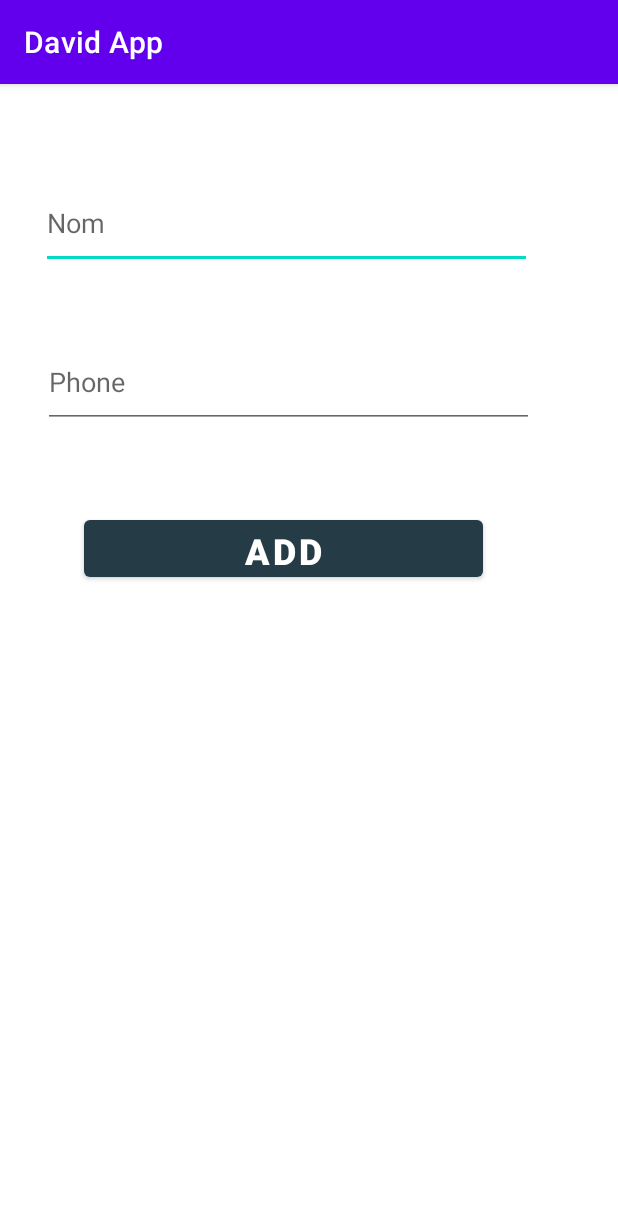
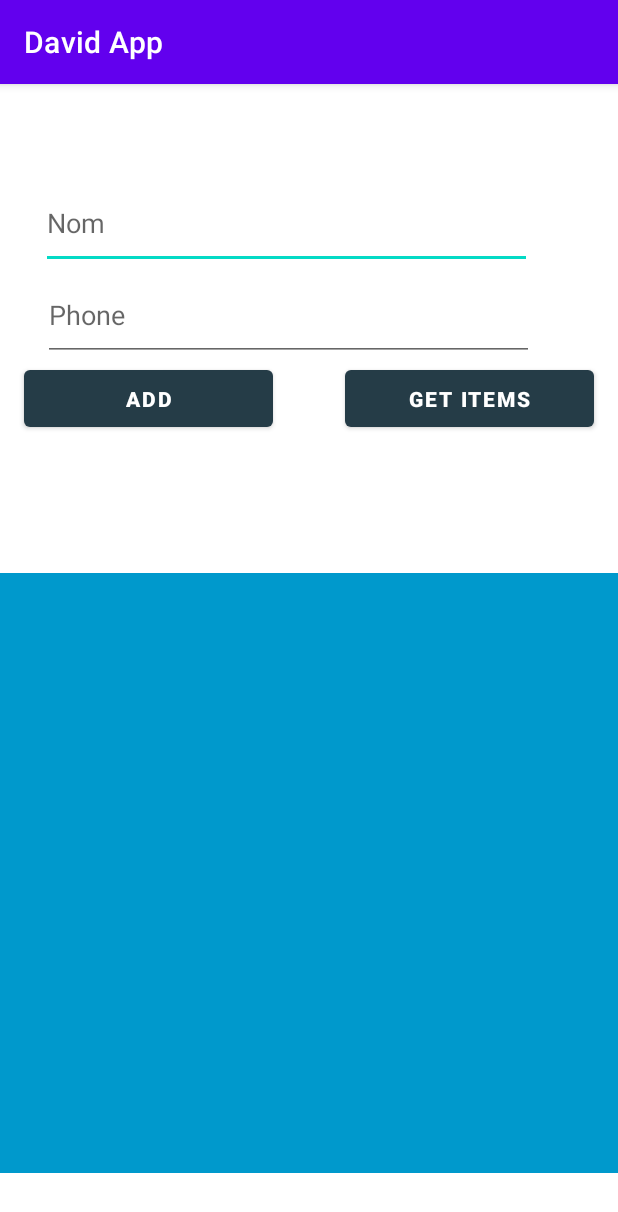
Before and after one commit to davidDev12/David_App, an Android app: the BaseActivity screen opened directly, with no data from a screen before it, after a tap on "ADD", on a phone screen of 412 x 824 dp. Shown: the top 1212 px of the screen. Run offline under Robolectric (Android 15) with nearby library versions, the phone set to English and light mode, and no system bars; our stand-ins replace Firebase (no records; nobody signed in at launch, a user with empty details on screens opened directly).

```diff
--- a/app/build.gradle
+++ b/app/build.gradle
@@ -12,7 +12,7 @@ android {
 
     defaultConfig {
         applicationId "com.example.davidapp"
-        minSdkVersion 23
+        minSdkVersion 26
         targetSdkVersion 30
         versionCode 1
         versionName "1.0"
--- a/app/src/main/java/com/example/davidapp/BaseActivity.java
+++ b/app/src/main/java/com/example/davidapp/BaseActivity.java
@@ -6,35 +6,64 @@ import androidx.appcompat.app.AppCompatActivity;
 import android.os.Bundle;
 import android.util.Log;
 import android.view.View;
+import android.widget.ArrayAdapter;
 import android.widget.Button;
 import android.widget.EditText;
+import android.widget.ListAdapter;
+import android.widget.ListView;
 
 import com.google.android.gms.tasks.OnFailureListener;
 import com.google.android.gms.tasks.OnSuccessListener;
 import com.google.firebase.firestore.DocumentReference;
 import com.google.firebase.firestore.FirebaseFirestore;
 
+import java.util.ArrayList;
 import java.util.HashMap;
+import java.util.List;
 import java.util.Map;
 
 public class BaseActivity extends AppCompatActivity {
-    private static final String TAG ="DocSnippets" ;
+    private static final String TAG = "DocSnippets";
 
     Button add;
-    EditText txtname,txtphone;
+    Button show;
+    ListView listView;
+    EditText txtName, txtPhone;
     MyDatabase myDatabase;
+    ArrayList<Item> items;
+    ArrayList<String> itemStrings;
+    mCustomAdapter itemsAdapter;
+    ArrayAdapter<String> arrayAdapter;
+
     @Override
     protected void onCreate(Bundle savedInstanceState) {
         super.onCreate(savedInstanceState);
         setContentView(R.layout.activity_base);
-        add=findViewById(R.id.btnAdd);
-        txtname=findViewById(R.id.name);
-        txtphone=findViewById(R.id.phone);
+        add = findViewById(R.id.btnAdd);
+        show = findViewById(R.id.btnShow);
+        listView = findViewById(R.id.fbListView);
+        txtName = findViewById(R.id.name);
+        txtPhone = findViewById(R.id.phone);
         add.setOnClickListener(new View.OnClickListener() {
             @Override
             public void onClick(View v) {
-                myDatabase=new MyDatabase();
-                myDatabase.addItems();
+                myDatabase = new MyDatabase();
+                final Item item = new Item(txtName.getText().toString(), txtPhone.getText().toString(), "mDavid/Contacts/pictures/Khalti.jpeg");
+                myDatabase.addItems(item);
+            }
+        });
+        show.setOnClickListener(new View.OnClickListener() {
+            @Override
+            public void onClick(View v) {
+                myDatabase = new MyDatabase();
+                items = new ArrayList<>();
+                itemStrings = new ArrayList<>();
+                items = myDatabase.getItems();
+                itemStrings.add("Noon");
+                items.forEach(item -> itemStrings.add(item.name));
+                //itemsAdapter = new mCustomAdapter(items, BaseActivity.this);
+                arrayAdapter = new ArrayAdapter<String>(BaseActivity.this, android.R.layout.simple_list_item_1, itemStrings);
+                listView.setAdapter(arrayAdapter);
             }
         });
     }
--- a/app/src/main/java/com/example/davidapp/Item.java
+++ b/app/src/main/java/com/example/davidapp/Item.java
@@ -3,18 +3,39 @@ package com.example.davidapp;
 import android.content.Context;
 import android.media.Image;
 
+import com.google.firebase.firestore.DocumentSnapshot;
+
+import java.util.HashMap;
+import java.util.Map;
+import java.util.Objects;
+
 public class Item {
+    public String id;
     public String name;
     public String phone;
-    public Image image;
-    public Item(String nom, String phone) {
-        this.name = nom;
+    public String image;
+    public Item(String name, String phone) {
+        this.name = name;
         this.phone = phone;
     }
 
-    public Item(String nom, String phone,Image image) {
-        this.name = nom;
+    public Item(String name, String phone,String image) {
+        this.name = name;
         this.phone = phone;
         this.image=image;
     }
+
+    public Item(DocumentSnapshot documentSnapshot) {
+        this.id=documentSnapshot.getId();
+        this.name = Objects.requireNonNull(documentSnapshot.get("name")).toString();
+        this.phone = Objects.requireNonNull(documentSnapshot.get("phone")).toString();;
+        this.image = Objects.requireNonNull(documentSnapshot.get("image")).toString();;
+    }
+    public Map<String,Object> toMap(){
+        HashMap<String,Object> mMap = new HashMap<>();
+            mMap.put("name",name);
+            mMap.put("phone",phone);
+            mMap.put("image",image);
+        return mMap;
+    }
 }
--- a/app/src/main/java/com/example/davidapp/MyDatabase.java
+++ b/app/src/main/java/com/example/davidapp/MyDatabase.java
@@ -8,72 +8,60 @@ import com.google.android.gms.tasks.OnCompleteListener;
 import com.google.android.gms.tasks.OnFailureListener;
 import com.google.android.gms.tasks.OnSuccessListener;
 import com.google.android.gms.tasks.Task;
+import com.google.firebase.firestore.CollectionReference;
 import com.google.firebase.firestore.DocumentReference;
 import com.google.firebase.firestore.DocumentSnapshot;
 import com.google.firebase.firestore.FirebaseFirestore;
-import com.google.firebase.firestore.Source;
+import com.google.firebase.firestore.QueryDocumentSnapshot;
+import com.google.firebase.firestore.QuerySnapshot;
 
+import java.util.ArrayList;
 import java.util.HashMap;
+import java.util.List;
 import java.util.Map;
 
 
 class MyDatabase {
     FirebaseFirestore db = FirebaseFirestore.getInstance();
-    public final String TAG = "David";
+    public static String userId = "OjbxAtIbd53GVHtnhnVW";
+    public final String TAG = "§§§$$ // Firebase";
+    public CollectionReference collectionReferenceContacts = db.collection("users").document(userId).collection("contacts");
+    public DocumentReference docRef = db.collection("cities").document("SF");
 
-    public void addItems() {
-        Map<String, Object> user = new HashMap<>();
-        user.put("name", "txtname");
-        user.put("phone", "txtphone");
-        db.collection("user").add(user).addOnSuccessListener(new OnSuccessListener<DocumentReference>() {
-            @Override
-            public void onSuccess(DocumentReference documentReference) {
-                //  Log.d(TAG, "DocumentSnapshot added with ID: " + documentReference.getId());
-            }
-        }).addOnFailureListener(new OnFailureListener() {
-            @Override
-            public void onFailure(@NonNull Exception e) {
-                //Log.d(TAG, "Erreur 404: ",e);
-            }
-        });
-
-    }
-    public void updateITems() {
-        Map<String, Object> user = new HashMap<>();
-        user.put("name", "txtname");
-        user.put("phone", "txtphone");
-        db.collection("user").add(user).addOnSuccessListener(new OnSuccessListener<DocumentReference>() {
-            @Override
-            public void onSuccess(DocumentReference documentReference) {
-                //  Log.d(TAG, "DocumentSnapshot added with ID: " + documentReference.getId());
-            }
-        }).addOnFailureListener(new OnFailureListener() {
-            @Override
-            public void onFailure(@NonNull Exception e) {
-                //Log.d(TAG, "Erreur 404: ",e);
-            }
-        });
+    public void addItems(Item item) {
+        collectionReferenceContacts.add(item.toMap()).addOnSuccessListener(documentReference -> Log.d(TAG, "DocumentSnapshot added with ID: " + documentReference.getId())).addOnFailureListener(e -> Log.d(TAG, "Error 404: ", e));
 
     }
 
-    public void getItems() {
-        DocumentReference docRef = db.collection("cities").document("SF");
-        docRef.get().addOnCompleteListener(new OnCompleteListener<DocumentSnapshot>() {
+    public void updateItems(Item item) {
+        collectionReferenceContacts.document(item.id).update(item.toMap()).addOnSuccessListener(new OnSuccessListener<Void>() {
             @Override
-            public void onComplete(@NonNull Task<DocumentSnapshot> task) {
-                if (task.isSuccessful()) {
-                    DocumentSnapshot document = task.getResult();
-                    assert document != null;
-                    if (document.exists()) {
-                        Log.d(TAG, "DocumentSnapshot data: " + document.getData());
+            public void onSuccess(Void aVoid) {
+                Log.d(TAG, "DocumentSnapshot successfully written!");
+            }
+        })
+                .addOnFailureListener(new OnFailureListener() {
+                    @Override
+                    public void onFailure(@NonNull Exception e) {
+                        Log.w(TAG, "Error writing document", e);
+                    }
+                });
+    }
+
+    public ArrayList<Item> getItems() {
+        ArrayList<Item> items = new ArrayList<>();
+        collectionReferenceContacts
+                .get()
+                .addOnCompleteListener(task -> {
+                    if (task.isSuccessful()) {
+                        for (QueryDocumentSnapshot document : task.getResult()) {
+                            Log.d(TAG, document.getId() + " => " + document.getData());
+                            items.add(new Item(document));
+                        }
                     } else {
-                        Log.d(TAG, "No such document");
+                        Log.d(TAG, "Error getting documents: ", task.getException());
                     }
-                } else {
-                    Log.d(TAG, "get failed with ", task.getException());
-                }
-            }
-        });
-
+                });
+        return items;
     }
 }
--- a/app/src/main/res/layout/activity_base.xml
+++ b/app/src/main/res/layout/activity_base.xml
@@ -24,23 +24,30 @@
 
     <Button
         android:id="@+id/btnAdd"
-        android:layout_width="266dp"
+        android:layout_width="166dp"
         android:layout_height="50dp"
-        android:layout_marginStart="67dp"
-        android:layout_marginLeft="67dp"
-        android:layout_marginTop="55dp"
-        android:layout_marginEnd="90dp"
-        android:layout_marginRight="90dp"
+        android:layout_marginStart="16dp"
         android:fontFamily="sans-serif-medium"
         android:text="Add"
         android:textColor="@color/white"
-        android:textSize="24sp"
+        android:textStyle="bold"
+        android:typeface="monospace"
+        app:backgroundTint="#253C47"
+        app:layout_constraintStart_toStartOf="parent"
+        app:layout_constraintTop_toBottomOf="@+id/phone" />
+
+    <Button
+        android:id="@+id/btnShow"
+        android:layout_width="166dp"
+        android:layout_height="50dp"
+        android:layout_marginEnd="16dp"
+        android:fontFamily="sans-serif-medium"
+        android:text="Get Items"
+        android:textColor="@color/white"
         android:textStyle="bold"
         android:typeface="monospace"
         app:backgroundTint="#253C47"
         app:layout_constraintEnd_toEndOf="parent"
-        app:layout_constraintHorizontal_bias="1.0"
-        app:layout_constraintStart_toStartOf="parent"
         app:layout_constraintTop_toBottomOf="@+id/phone" />
 
     <EditText
@@ -48,15 +55,24 @@
         android:layout_width="327dp"
         android:layout_height="61dp"
         android:layout_marginStart="60dp"
-        android:layout_marginLeft="60dp"
-        android:layout_marginTop="168dp"
         android:layout_marginEnd="90dp"
-        android:layout_marginRight="90dp"
         android:ems="10"
         android:hint="Phone"
         android:inputType="number|textPersonName"
         app:layout_constraintEnd_toEndOf="parent"
         app:layout_constraintHorizontal_bias="0.484"
         app:layout_constraintStart_toStartOf="parent"
+        app:layout_constraintTop_toBottomOf="@+id/name" />
+
+    <ListView
+        android:id="@+id/fbListView"
+        android:layout_width="0dp"
+        android:layout_height="400dp"
+        android:layout_marginTop="300dp"
+        android:layout_marginBottom="16dp"
+        android:background="@android:color/holo_blue_dark"
+        app:layout_constraintBottom_toBottomOf="parent"
+        app:layout_constraintEnd_toEndOf="parent"
+        app:layout_constraintStart_toStartOf="parent"
         app:layout_constraintTop_toTopOf="parent" />
 </androidx.constraintlayout.widget.ConstraintLayout>
```
Also changed, not shown: app/src/main/java/com/example/davidapp/MonAdapter.java (+53 -24 lines), app/src/main/res/layout/mlist_card.xml (added, +42 -0 lines).
